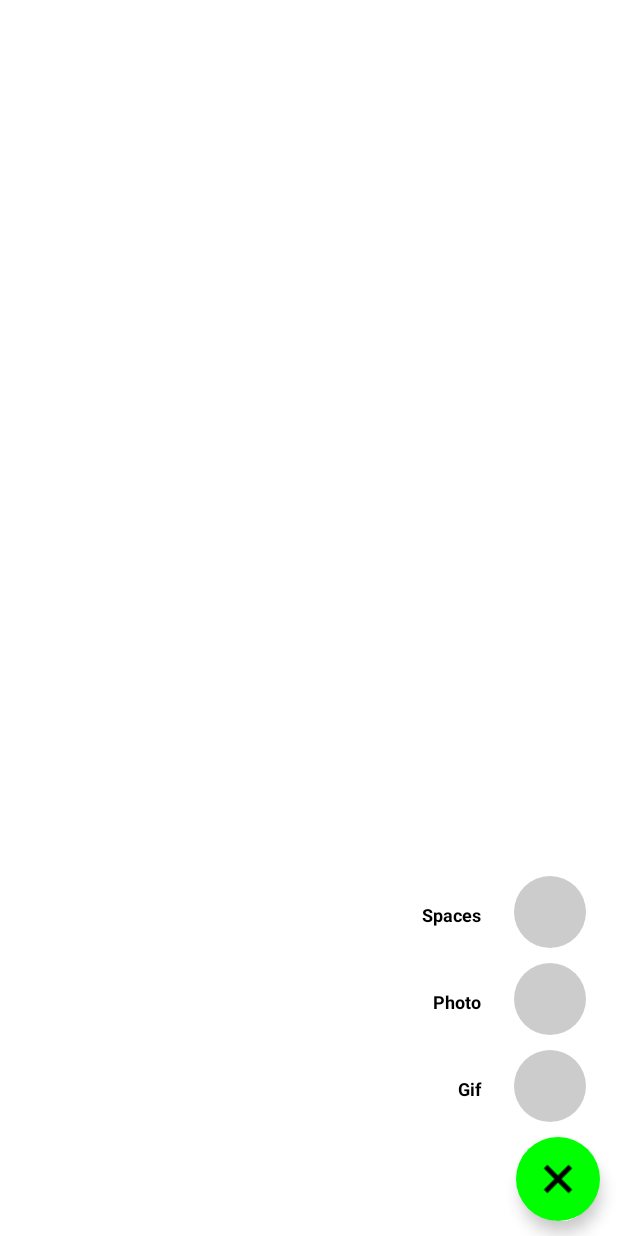
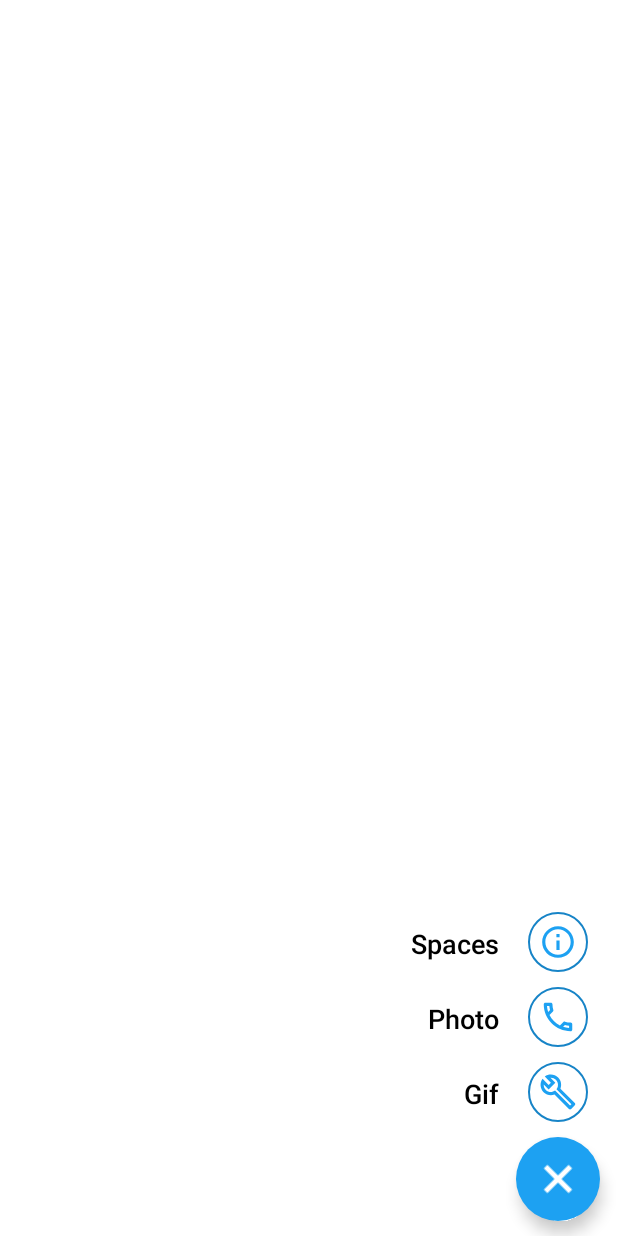
Before and after one commit to HoinzeyBear/SelfComposed, an Android app built with Jetpack Compose: the @Preview function PreviewFabStack, on a phone screen of 412 x 824 dp. Run offline under Robolectric (Android 15) with nearby library versions, the phone set to English and light mode, and no system bars.

Commit message:
playing around with multi button fab

```diff
--- a/app/src/main/java/com/example/selfcomposed/imitations/MultiFabItem.kt
+++ /dev/null
@@ -1,9 +0,0 @@
-package com.example.selfcomposed.imitations
-
-import androidx.compose.ui.graphics.ImageBitmap
-
-class MultiFabItem(
-    val identifier: String,
-//    val icon: ImageBitmap,
-    val label: String
-)
--- a/app/src/main/java/com/example/selfcomposed/imitations/Twitter.kt
+++ b/app/src/main/java/com/example/selfcomposed/imitations/Twitter.kt
@@ -4,28 +4,36 @@ import androidx.compose.animation.core.animateFloat
 import androidx.compose.animation.core.animateFloatAsState
 import androidx.compose.animation.core.tween
 import androidx.compose.animation.core.updateTransition
-import androidx.compose.foundation.Canvas
-import androidx.compose.foundation.background
-import androidx.compose.foundation.border
-import androidx.compose.foundation.clickable
+import androidx.compose.foundation.*
 import androidx.compose.foundation.layout.*
 import androidx.compose.foundation.shape.CircleShape
 import androidx.compose.material.*
 import androidx.compose.material.icons.Icons
 import androidx.compose.material.icons.filled.Add
+import androidx.compose.material.icons.filled.Create
+import androidx.compose.material.icons.filled.Home
+import androidx.compose.material.icons.outlined.Build
+import androidx.compose.material.icons.outlined.Home
+import androidx.compose.material.icons.outlined.Info
+import androidx.compose.material.icons.outlined.Phone
+import androidx.compose.material.ripple.rememberRipple
 import androidx.compose.runtime.*
 import androidx.compose.ui.Alignment
 import androidx.compose.ui.Modifier
 import androidx.compose.ui.draw.alpha
 import androidx.compose.ui.draw.clip
 import androidx.compose.ui.draw.rotate
+import androidx.compose.ui.geometry.Offset
 import androidx.compose.ui.graphics.Color
 import androidx.compose.ui.graphics.Shape
 import androidx.compose.ui.graphics.drawscope.scale
+import androidx.compose.ui.graphics.vector.ImageVector
 import androidx.compose.ui.text.font.FontWeight
 import androidx.compose.ui.tooling.preview.Preview
 import androidx.compose.ui.unit.dp
 import androidx.compose.ui.unit.sp
+import com.example.selfcomposed.ui.theme.ButtonShadow
+import com.example.selfcomposed.ui.theme.TwitterBlue
 
 @Composable
 fun Twitter() {
@@ -42,11 +50,12 @@ fun MainContainer(modifier: Modifier) {
     Box(modifier = modifier) {
 
         var fabState by remember { mutableStateOf(MultiFabState.COLLAPSED) }
+        Text(text = "Sample")
         if(fabState == MultiFabState.EXPANDED) {
             OpacityScreen(modifier = Modifier
                 .fillMaxSize()
-                .alpha(0.3F)
-                .background(color = Color.Blue))
+                .alpha(0.9F)
+                .background(color = Color.White))
         }
 
         ActionButton(
@@ -85,18 +94,15 @@ fun ActionButton(
         }
 
         if (transition.currentState == MultiFabState.EXPANDED) {
-            MiniFloatingActionButton(MultiFabItem("stuff",
-//                icon = bitmap!!,
-                label = "Spaces"), onFabItemClicked =  {}, buttonScale = scale, iconAlpha = alpha)
-            Spacer(modifier = Modifier.height(10.dp))
-            MiniFloatingActionButton(MultiFabItem("stuff",
-//                icon = bitmap!!,
-                label = "Photo"), onFabItemClicked =  {}, buttonScale = scale, iconAlpha = alpha)
-            Spacer(modifier = Modifier.height(10.dp))
-            MiniFloatingActionButton(MultiFabItem("stuff",
-//                icon = bitmap!!,
-                label = "Gif"), onFabItemClicked =  {}, buttonScale = scale, iconAlpha = alpha)
-            Spacer(modifier = Modifier.height(10.dp))
+
+            MultiFabItems.values().forEach {
+                MiniFloatingActionButton(
+                    item = it,
+                    buttonScale = scale,
+                    iconAlpha = alpha,
+                    onFabItemClicked = {})
+                Spacer(modifier = Modifier.height(10.dp))
+            }
         }
 
         FloatingActionButton(
@@ -109,12 +115,13 @@ fun ActionButton(
                         MultiFabState.COLLAPSED
                     } else MultiFabState.EXPANDED)
             },
-            backgroundColor = Color.Green) {
+            backgroundColor = TwitterBlue) {
 
             Icon(
                 modifier = Modifier.size(40.dp),
                 imageVector = Icons.Default.Add,
-                contentDescription = null)
+                contentDescription = null,
+                tint = Color.White)
         }
     }
 
@@ -122,31 +129,56 @@ fun ActionButton(
 
 @Composable
 private fun MiniFloatingActionButton(
-    item: MultiFabItem,
+    item: MultiFabItems,
     buttonScale: Float,
     iconAlpha: Float,
-    onFabItemClicked: (item: MultiFabItem) -> Unit
+    onFabItemClicked: (item: MultiFabItems) -> Unit
 ) {
     Row(
         verticalAlignment = Alignment.CenterVertically,
-        modifier = Modifier.padding(end = 21.dp)
+        modifier = Modifier.padding(end = 20.dp)
     ) {
         Text(
             item.label,
-            fontSize = 12.sp,
-            fontWeight = FontWeight.Bold,
+            fontSize = 18.sp,
+            fontWeight = FontWeight.Medium,
             modifier = Modifier
                 .alpha(animateFloatAsState(iconAlpha).value)
-                .background(color = MaterialTheme.colors.surface)
-                .padding(start = 6.dp, end = 6.dp, top = 4.dp)
+                .padding(start = 2.dp, end = 3.dp, top = 4.dp)
         )
         Spacer(modifier = Modifier.width(16.dp))
-        IconButton(
-            modifier = Modifier
-                .clip(CircleShape)
-                .background(color = Color.LightGray),
-            onClick = {  }) {
+
+        Surface(
+            shape = CircleShape,
+            border = BorderStroke(width = 1.dp, color = ButtonShadow),
+            modifier = Modifier.size(40.dp)
+        ) {
+            IconButton(
+                modifier = Modifier
+                    .clip(CircleShape)
+                    .background(color = Color.White),
+                onClick = { onFabItemClicked(item) }) {
+
+                Icon(
+                    modifier = Modifier.size(25.dp),
+                    imageVector =item.image,
+                    contentDescription = null,
+                    tint = TwitterBlue)
+            }
         }
+//        IconButton(
+//            modifier = Modifier
+//                .clip(CircleShape)
+//                .background(color = Color.White)
+//                .border(width = 2.dp, color = TwitterBlue),
+//            onClick = { onFabItemClicked(item) }) {
+//
+//            Icon(
+//                modifier = Modifier.size(30.dp),
+//                imageVector =item.image,
+//                contentDescription = null,
+//                tint = TwitterBlue)
+//        }
     }
 }
 
@@ -159,39 +191,18 @@ fun PreviewFabStack() {
             fabState = MultiFabState.EXPANDED)
     }
 }
-/*
-@Preview(name = "Elevation")
-@Composable
-fun Elevations() {
-    Row(modifier = Modifier
-        .background(MaterialTheme.colors.surface)
-        .padding(5.dp),
-        horizontalArrangement = Arrangement.Start) {
-
-        Surface(shape = RoundedCornerShape(12.dp)){
-            Text(text = "Text 1", modifier = Modifier
-                .background(OrangeHighlight)
-                .padding(8.dp), color = BlogGreen)
-        }
-
-        Surface(
-            modifier = Modifier.padding(start = 4.dp),
-            shape = RoundedCornerShape(12.dp),
-            elevation = 12.dp){
-            Text(text = "Text 2", modifier = Modifier
-                .padding(8.dp), color = BlogGreen)
-        }
-
-        Surface(Modifier.padding(start = 4.dp), shape = RoundedCornerShape(12.dp)){
-            Text(text = "Text 3", modifier = Modifier
-                .background(PurplyBlueContrast)
-                .padding(8.dp), color = BlogGreen)
-        }
-    }
-}
- */
 
 
 enum class MultiFabState {
     COLLAPSED, EXPANDED
 }
+
+enum class MultiFabItems(
+    val identifier: String,
+    val image: ImageVector,
+    val label: String) {
+
+    SPACES("SPACES", Icons.Outlined.Info,"Spaces"),
+    PHOTO("PHOTO", Icons.Outlined.Phone, "Photo"),
+    GIF("GIF", Icons.Outlined.Build, "Gif")
+}
--- a/app/src/main/java/com/example/selfcomposed/ui/theme/Color.kt
+++ b/app/src/main/java/com/example/selfcomposed/ui/theme/Color.kt
@@ -12,3 +12,5 @@ val GreenContrast = Color(0XFF8AB49A)
 val BlueContrast = Color(0XFF77919A)
 val PurplyBlueContrast = Color(0XFF888BAA)
 val BrightGreen = Color(0XFF00B025)
+val TwitterBlue = Color(0XFF1DA1F2)
+val ButtonShadow = Color(0xFF1784C7)
```
